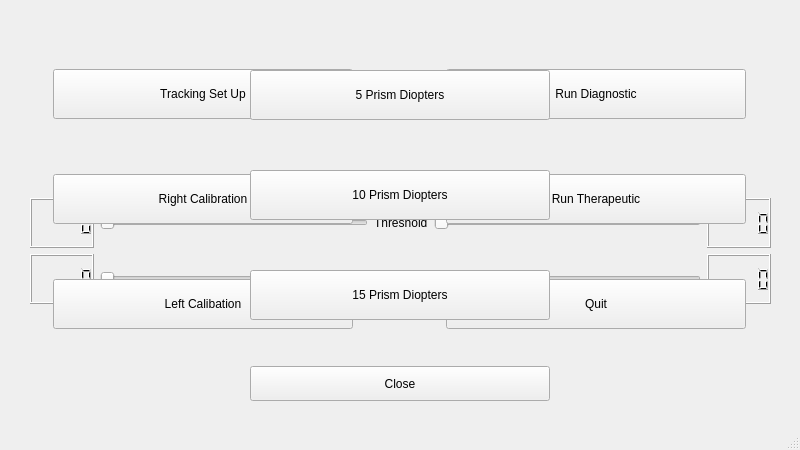
Above: mainwindow.ui from cjm-64/BEAM before the change. Below: the same form after it.
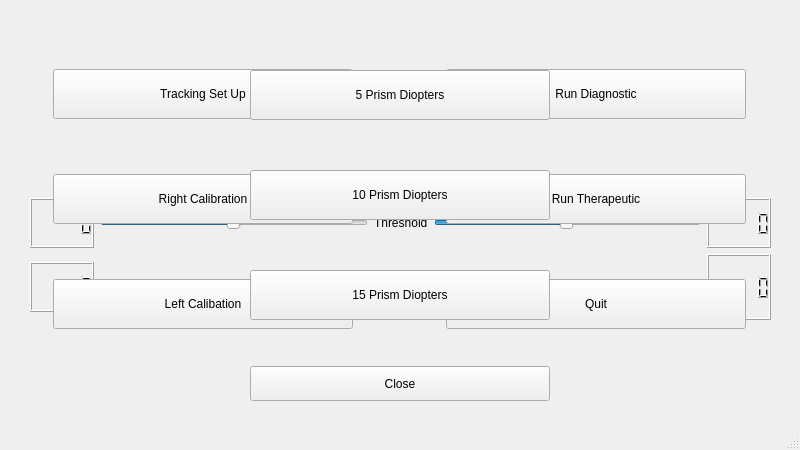
That is the form after the change.

Commit message: Removing ui bugs to get BEAM working

Diff of the .ui file:
```diff
--- a/mainwindow.ui
+++ b/mainwindow.ui
@@ -125,6 +125,15 @@
            <height>50</height>
           </size>
          </property>
+         <property name="minimum">
+          <number>1</number>
+         </property>
+         <property name="maximum">
+          <number>200</number>
+         </property>
+         <property name="sliderPosition">
+          <number>100</number>
+         </property>
          <property name="orientation">
           <enum>Qt::Horizontal</enum>
          </property>
@@ -163,6 +172,15 @@
            <height>50</height>
           </size>
          </property>
+         <property name="minimum">
+          <number>1</number>
+         </property>
+         <property name="maximum">
+          <number>200</number>
+         </property>
+         <property name="sliderPosition">
+          <number>100</number>
+         </property>
          <property name="orientation">
           <enum>Qt::Horizontal</enum>
          </property>
@@ -256,6 +274,15 @@
            <height>50</height>
           </size>
          </property>
+         <property name="minimum">
+          <number>1</number>
+         </property>
+         <property name="maximum">
+          <number>100</number>
+         </property>
+         <property name="value">
+          <number>50</number>
+         </property>
          <property name="orientation">
           <enum>Qt::Horizontal</enum>
          </property>
@@ -284,6 +311,9 @@
        <property name="orientation">
         <enum>Qt::Vertical</enum>
        </property>
+       <property name="sizeType">
+        <enum>QSizePolicy::Fixed</enum>
+       </property>
        <property name="sizeHint" stdset="0">
         <size>
          <width>20</width>
```
The commit also changes 4 other files.
